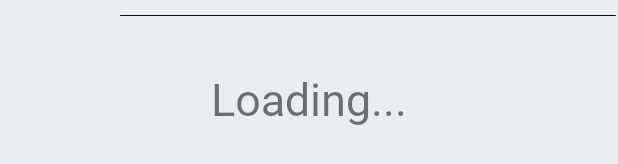
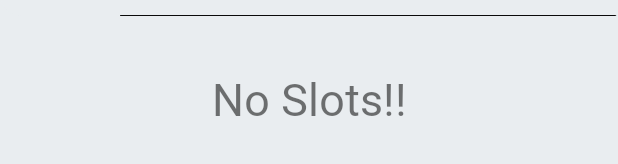
Before and after one commit to vasu2001/StuEd, an Android app: the layout activity_tutor_home.xml on its own in the app's theme, with its tools: preview values and no code run, on a phone screen of 412 x 824 dp. Shown: the part 693-857 px from the top of the screen. Run offline under Robolectric (Android 15) with nearby library versions, the phone set to English and light mode, and no system bars.

Commit message:
minor changes

```diff
--- a/app/build.gradle
+++ b/app/build.gradle
@@ -8,7 +8,7 @@ android {
         applicationId "com.stued.StuEd"
         minSdkVersion 19
         targetSdkVersion 29
-        versionCode 2
+        versionCode 3
         versionName "1.0"
         testInstrumentationRunner "androidx.test.runner.AndroidJUnitRunner"
         vectorDrawables.useSupportLibrary = true
--- a/app/src/main/res/layout/activity_tutor_home.xml
+++ b/app/src/main/res/layout/activity_tutor_home.xml
@@ -55,7 +55,7 @@
         android:layout_width="wrap_content"
         android:layout_height="wrap_content"
         android:fontFamily="@font/robotor"
-        android:text="Loading..."
+        android:text="No Slots!!"
         android:textSize="30sp"
         app:layout_constraintBottom_toBottomOf="parent"
         app:layout_constraintEnd_toEndOf="@+id/subjectList2"
```
